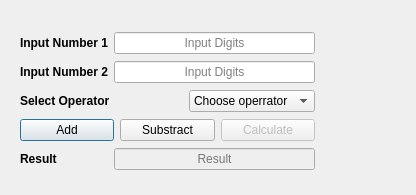
The window that maindialog.ui (Final9800/QtAddSubstract) describes before a commit, drawn with Qt 5.
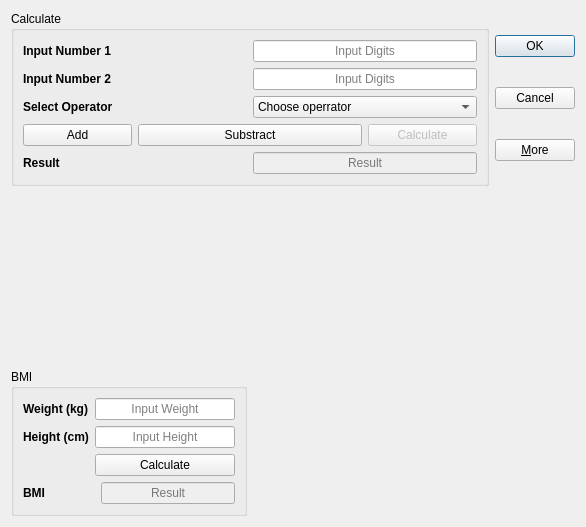
The same window after the commit.

Commit message: responsive dialog feature(BMI Calculator)

```diff
--- a/maindialog.ui
+++ b/maindialog.ui
@@ -6,37 +6,21 @@
    <rect>
     <x>0</x>
     <y>0</y>
-    <width>416</width>
-    <height>195</height>
+    <width>586</width>
+    <height>527</height>
    </rect>
   </property>
   <property name="windowTitle">
    <string>MainDialog</string>
   </property>
-  <widget class="QWidget" name="">
-   <property name="geometry">
-    <rect>
-     <x>20</x>
-     <y>31</y>
-     <width>295</width>
-     <height>144</height>
-    </rect>
+  <layout class="QGridLayout" name="gridLayout_4">
+   <item row="0" column="0" colspan="2">
+    <widget class="QGroupBox" name="groupBox">
+     <property name="title">
+      <string>Calculate</string>
    </property>
    <layout class="QGridLayout" name="gridLayout">
-    <item row="0" column="0">
-     <widget class="QLabel" name="labelInput1">
-      <property name="font">
-       <font>
-        <weight>75</weight>
-        <bold>true</bold>
-       </font>
-      </property>
-      <property name="text">
-       <string>Input Number 1</string>
-      </property>
-     </widget>
-    </item>
-    <item row="0" column="1" colspan="2">
+      <item row="0" column="2" colspan="2">
      <widget class="QLineEdit" name="inputEdit1">
       <property name="inputMethodHints">
        <set>Qt::ImhDigitsOnly</set>
@@ -49,20 +33,26 @@
       </property>
      </widget>
     </item>
-    <item row="1" column="0">
-     <widget class="QLabel" name="labelInput2">
-      <property name="font">
-       <font>
-        <weight>75</weight>
-        <bold>true</bold>
-       </font>
-      </property>
-      <property name="text">
-       <string>Input Number 2</string>
+      <item row="4" column="2" colspan="2">
+       <widget class="QLineEdit" name="resultEdit">
+        <property name="enabled">
+         <bool>false</bool>
+        </property>
+        <property name="inputMethodHints">
+         <set>Qt::ImhDigitsOnly</set>
+        </property>
+        <property name="alignment">
+         <set>Qt::AlignCenter</set>
+        </property>
+        <property name="readOnly">
+         <bool>true</bool>
+        </property>
+        <property name="placeholderText">
+         <string>Result</string>
       </property>
      </widget>
     </item>
-    <item row="1" column="1" colspan="2">
+      <item row="1" column="2" colspan="2">
      <widget class="QLineEdit" name="inputEdit2">
       <property name="inputMethodHints">
        <set>Qt::ImhDigitsOnly</set>
@@ -75,20 +65,7 @@
       </property>
      </widget>
     </item>
-    <item row="2" column="0" colspan="2">
-     <widget class="QLabel" name="labelOperator">
-      <property name="font">
-       <font>
-        <weight>75</weight>
-        <bold>true</bold>
-       </font>
-      </property>
-      <property name="text">
-       <string>Select Operator</string>
-      </property>
-     </widget>
-    </item>
-    <item row="2" column="2">
+      <item row="2" column="2" colspan="2">
      <widget class="QComboBox" name="comboBoxOperator">
       <item>
        <property name="text">
@@ -117,33 +94,68 @@
       </item>
      </widget>
     </item>
-    <item row="3" column="0" colspan="3">
-     <layout class="QHBoxLayout" name="horizontalLayout">
-      <item>
-       <widget class="QPushButton" name="pushButtonAdd">
+      <item row="3" column="3">
+       <widget class="QPushButton" name="pushButtonCalculate">
+        <property name="enabled">
+         <bool>false</bool>
+        </property>
         <property name="text">
-         <string>Add</string>
+         <string>Calculate</string>
         </property>
        </widget>
       </item>
-      <item>
+      <item row="0" column="0">
+       <widget class="QLabel" name="labelInput1">
+        <property name="font">
+         <font>
+          <weight>75</weight>
+          <bold>true</bold>
+         </font>
+        </property>
+        <property name="text">
+         <string>Input Number 1</string>
+        </property>
+       </widget>
+      </item>
+      <item row="3" column="1" colspan="2">
        <widget class="QPushButton" name="pushButtonSubstract">
         <property name="text">
          <string>Substract</string>
         </property>
        </widget>
       </item>
-      <item>
-       <widget class="QPushButton" name="pushButtonCalculate">
-        <property name="enabled">
-         <bool>false</bool>
+      <item row="2" column="0" colspan="2">
+       <widget class="QLabel" name="labelOperator">
+        <property name="font">
+         <font>
+          <weight>75</weight>
+          <bold>true</bold>
+         </font>
         </property>
         <property name="text">
-         <string>Calculate</string>
+         <string>Select Operator</string>
         </property>
        </widget>
       </item>
-     </layout>
+      <item row="1" column="0">
+       <widget class="QLabel" name="labelInput2">
+        <property name="font">
+         <font>
+          <weight>75</weight>
+          <bold>true</bold>
+         </font>
+        </property>
+        <property name="text">
+         <string>Input Number 2</string>
+        </property>
+       </widget>
+      </item>
+      <item row="3" column="0">
+       <widget class="QPushButton" name="pushButtonAdd">
+        <property name="text">
+         <string>Add</string>
+        </property>
+       </widget>
     </item>
     <item row="4" column="0">
      <widget class="QLabel" name="labelResult">
@@ -158,8 +170,136 @@
       </property>
      </widget>
     </item>
-    <item row="4" column="1" colspan="2">
-     <widget class="QLineEdit" name="resultEdit">
+     </layout>
+    </widget>
+   </item>
+   <item row="0" column="2">
+    <layout class="QVBoxLayout" name="verticalLayout">
+     <item>
+      <widget class="QPushButton" name="okButton">
+       <property name="text">
+        <string>OK</string>
+       </property>
+       <property name="default">
+        <bool>true</bool>
+       </property>
+      </widget>
+     </item>
+     <item>
+      <widget class="QPushButton" name="pushButtonCancel">
+       <property name="text">
+        <string>Cancel</string>
+       </property>
+       <property name="default">
+        <bool>false</bool>
+       </property>
+      </widget>
+     </item>
+     <item>
+      <widget class="QPushButton" name="pushButtonMore">
+       <property name="text">
+        <string>&amp;More</string>
+       </property>
+       <property name="checkable">
+        <bool>true</bool>
+       </property>
+      </widget>
+     </item>
+    </layout>
+   </item>
+   <item row="1" column="0">
+    <spacer name="verticalSpacer">
+     <property name="orientation">
+      <enum>Qt::Vertical</enum>
+     </property>
+     <property name="sizeHint" stdset="0">
+      <size>
+       <width>20</width>
+       <height>0</height>
+      </size>
+     </property>
+    </spacer>
+   </item>
+   <item row="2" column="0">
+    <widget class="QGroupBox" name="groupBoxBMI">
+     <property name="title">
+      <string>BMI</string>
+     </property>
+     <layout class="QGridLayout" name="gridLayout_2">
+      <item row="0" column="0">
+       <widget class="QLabel" name="labelWeight">
+        <property name="font">
+         <font>
+          <weight>75</weight>
+          <bold>true</bold>
+         </font>
+        </property>
+        <property name="text">
+         <string>Weight (kg)</string>
+        </property>
+       </widget>
+      </item>
+      <item row="0" column="1" colspan="2">
+       <widget class="QLineEdit" name="inputEditWeight">
+        <property name="inputMethodHints">
+         <set>Qt::ImhDigitsOnly</set>
+        </property>
+        <property name="alignment">
+         <set>Qt::AlignCenter</set>
+        </property>
+        <property name="placeholderText">
+         <string>Input Weight</string>
+        </property>
+       </widget>
+      </item>
+      <item row="1" column="0">
+       <widget class="QLabel" name="labelHeight">
+        <property name="font">
+         <font>
+          <weight>75</weight>
+          <bold>true</bold>
+         </font>
+        </property>
+        <property name="text">
+         <string>Height (cm)</string>
+        </property>
+       </widget>
+      </item>
+      <item row="1" column="1" colspan="2">
+       <widget class="QLineEdit" name="inputEditHeight">
+        <property name="inputMethodHints">
+         <set>Qt::ImhDigitsOnly</set>
+        </property>
+        <property name="alignment">
+         <set>Qt::AlignCenter</set>
+        </property>
+        <property name="placeholderText">
+         <string>Input Height</string>
+        </property>
+       </widget>
+      </item>
+      <item row="2" column="1" colspan="2">
+       <widget class="QPushButton" name="pushButtonCalculateBMI">
+        <property name="text">
+         <string>Calculate</string>
+        </property>
+       </widget>
+      </item>
+      <item row="3" column="0" colspan="2">
+       <widget class="QLabel" name="labelBMI">
+        <property name="font">
+         <font>
+          <weight>75</weight>
+          <bold>true</bold>
+         </font>
+        </property>
+        <property name="text">
+         <string>BMI</string>
+        </property>
+       </widget>
+      </item>
+      <item row="3" column="2">
+       <widget class="QLineEdit" name="LineEditResultBMI">
       <property name="enabled">
        <bool>false</bool>
       </property>
@@ -179,6 +319,21 @@
     </item>
    </layout>
   </widget>
+   </item>
+   <item row="2" column="1">
+    <spacer name="horizontalSpacer">
+     <property name="orientation">
+      <enum>Qt::Horizontal</enum>
+     </property>
+     <property name="sizeHint" stdset="0">
+      <size>
+       <width>220</width>
+       <height>20</height>
+      </size>
+     </property>
+    </spacer>
+   </item>
+  </layout>
  </widget>
  <resources/>
  <connections/>
```
Left out of the diff: 51 changed lines with no effect on the pictures. Lines whose indentation alone changed are shown as unchanged. The commit also changes 3 other files.
